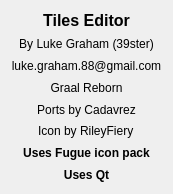
First picture: the form in AboutDialog.ui, repository lukegrahamSydney/TilesEditor, before the edit.
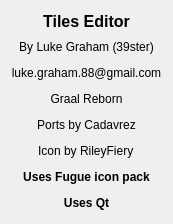
Second picture: the form after the edit.

What changed in the file:
```diff
--- a/AboutDialog.ui
+++ b/AboutDialog.ui
@@ -7,7 +7,7 @@
     <x>0</x>
     <y>0</y>
     <width>173</width>
-    <height>194</height>
+    <height>224</height>
    </rect>
   </property>
   <property name="sizePolicy">
```
